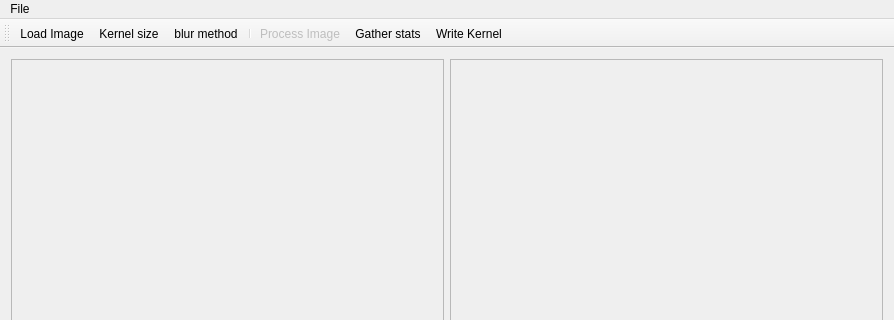
The window that GaussianSmooth/mainwindow.ui (gosom/img-proc-p2) describes before a commit, drawn with Qt 5; both pictures show x 0 to 894 and y 0 to 320 of the 894 by 585 pixel window.
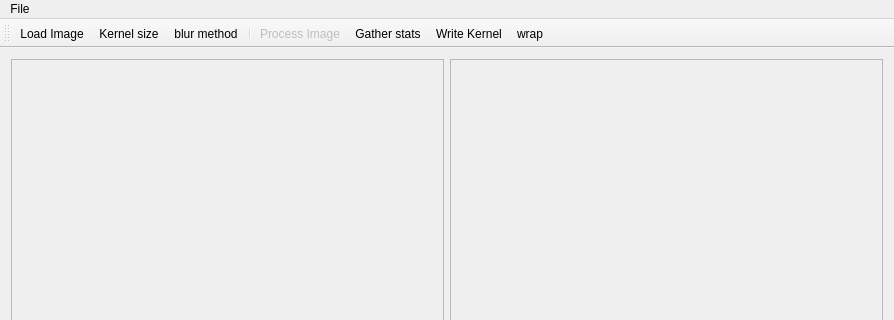
The same window after the commit.

Diff of the .ui file:
```diff
--- a/GaussianSmooth/mainwindow.ui
+++ b/GaussianSmooth/mainwindow.ui
@@ -102,6 +102,7 @@
    <addaction name="actionProcess_Image"/>
    <addaction name="actionGather_stats"/>
    <addaction name="actionWrite_Kernel"/>
+   <addaction name="actionWrap"/>
   </widget>
   <action name="actionLoad_Image">
    <property name="text">
@@ -139,6 +140,11 @@
     <string>blur method</string>
    </property>
   </action>
+  <action name="actionWrap">
+   <property name="text">
+    <string>wrap</string>
+   </property>
+  </action>
  </widget>
  <layoutdefault spacing="6" margin="11"/>
  <resources/>
```
